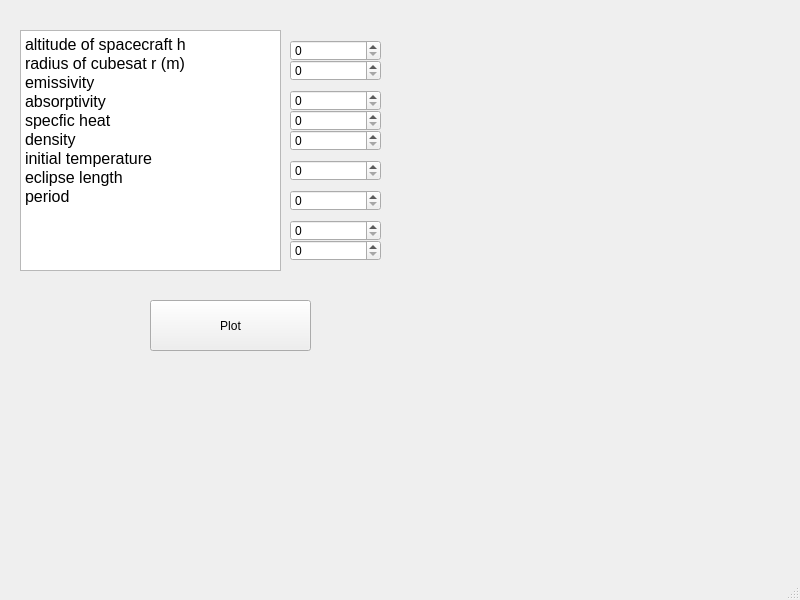
Qt form IncidentHeatGUI.ui (connie-liou/STAR-Thermal) before a commit.
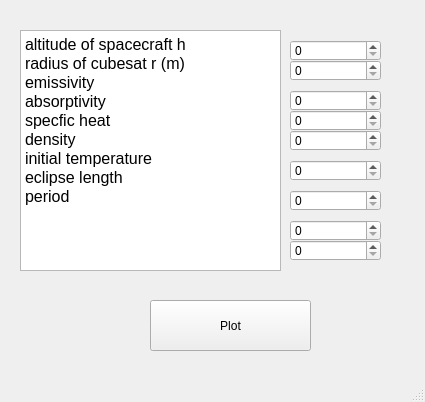
The same form after that commit.

```diff
--- a/IncidentHeatGUI.ui
+++ b/IncidentHeatGUI.ui
@@ -6,8 +6,8 @@
    <rect>
     <x>0</x>
     <y>0</y>
-    <width>800</width>
-    <height>600</height>
+    <width>425</width>
+    <height>402</height>
    </rect>
   </property>
   <property name="windowTitle">
```
Left out of the diff: 2 changed lines with no effect on the pictures.
